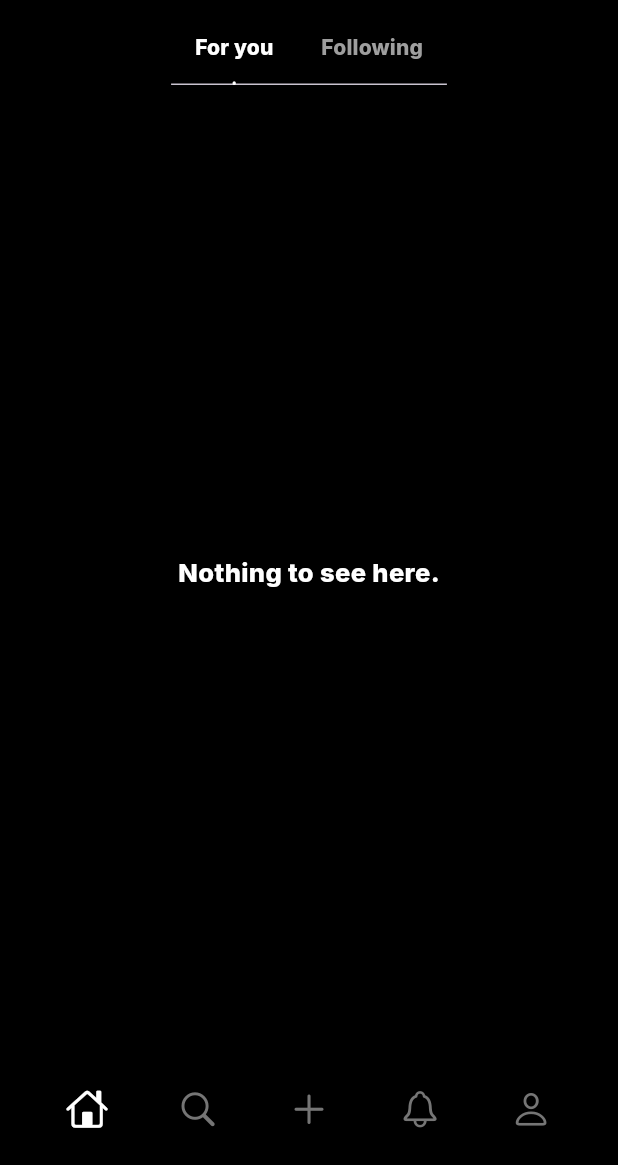
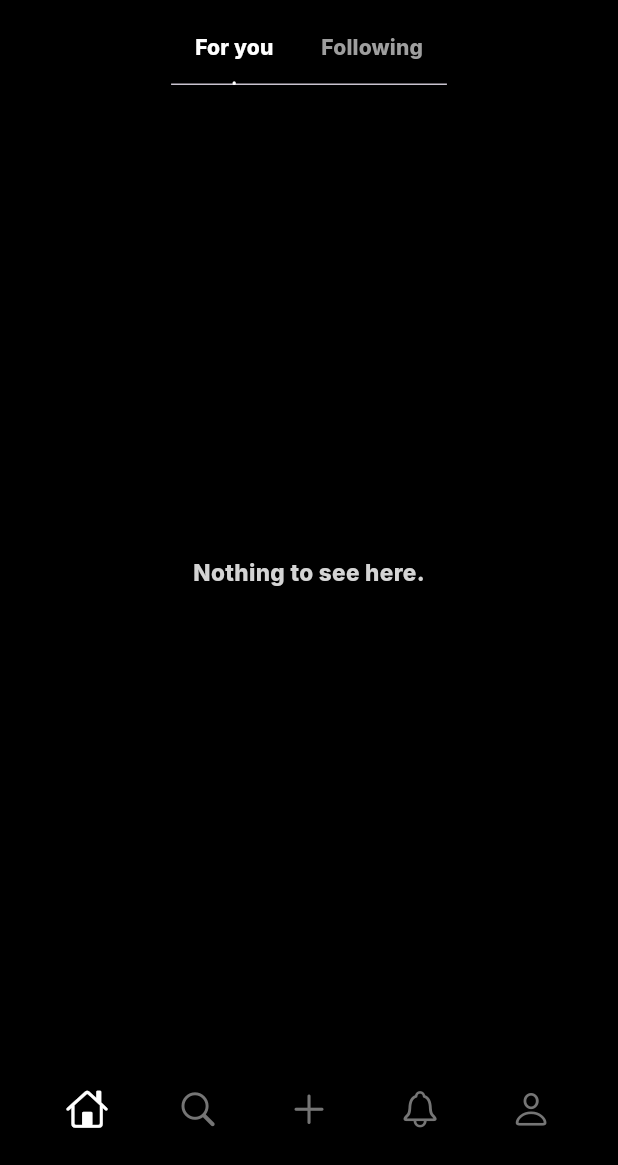
Before and after one commit to Tho100/revent, a Flutter app: the HomePage screen opened directly, on a phone screen of 412 x 824 dp, the part 71-1236 px from its top. Run offline on Flutter 3.47's test engine with Material 3 defaults, Android fonts, the phone set to English and light mode, and no system bars; our stand-ins replace flutter_cache_manager, flutter_dotenv, flutter_native_image, get_it, google_fonts; missing offline and left inert: dynamic_height_grid_view, image_picker_plus, mysql_client.

Commit message:
Redesigned empty-page customMessage

```diff
--- a/lib/pages/empty_page.dart
+++ b/lib/pages/empty_page.dart
@@ -9,9 +9,9 @@ class EmptyPage {
       child: Text(
         message,
         style: GoogleFonts.inter(
-          color: ThemeColor.white,
+          color: ThemeColor.secondaryWhite,
           fontWeight: FontWeight.w800,
-          fontSize: 17
+          fontSize: 15
         ),
       ),
     );
```
